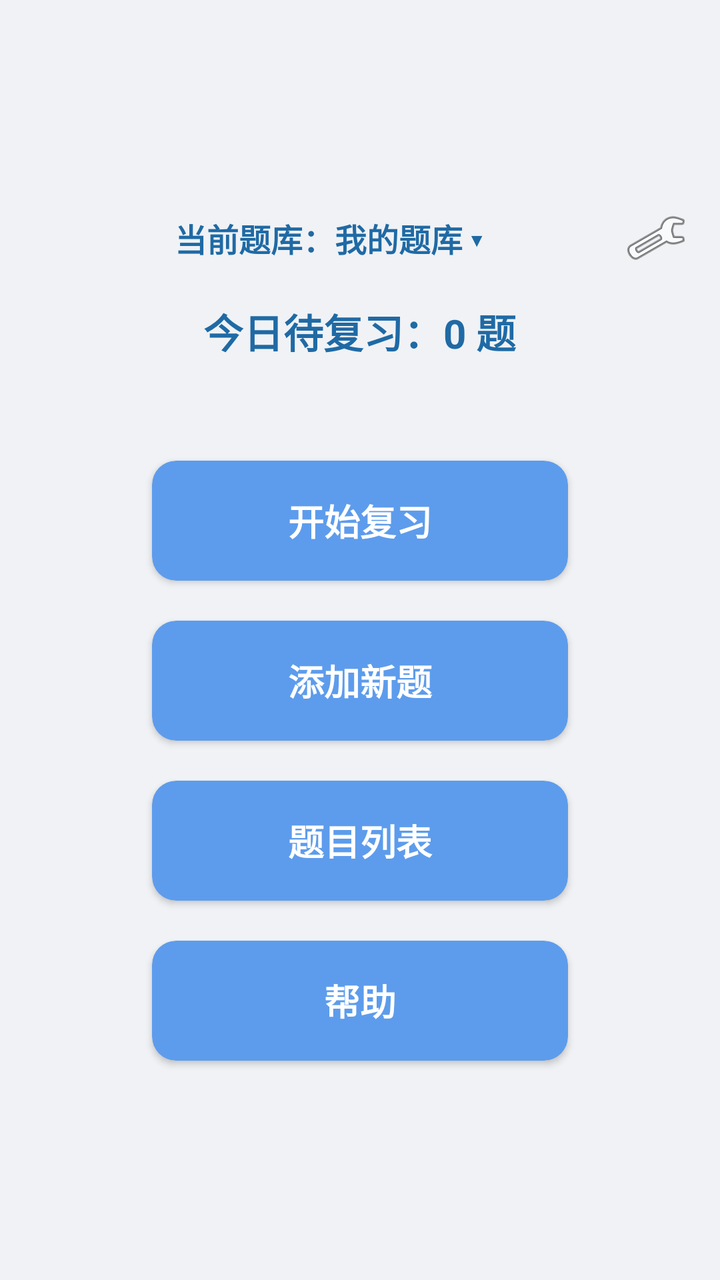
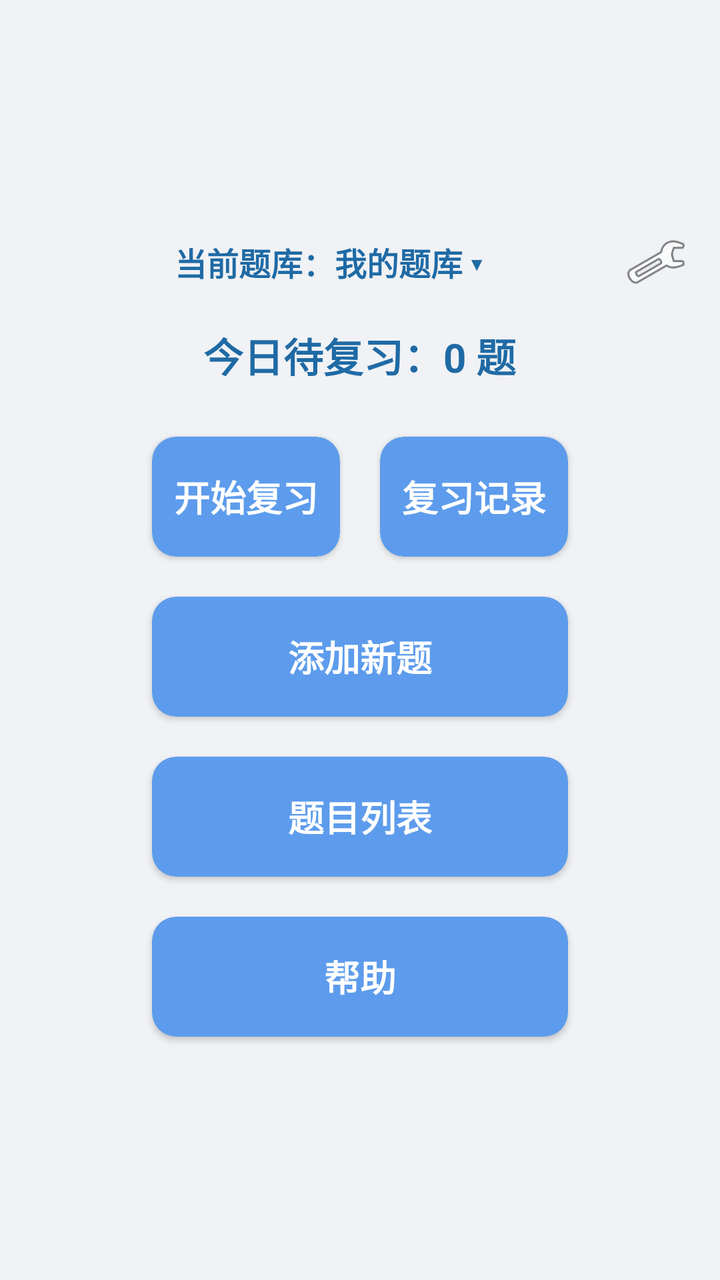

Screens rendered from an Android XML layout before and after an edit, with the pre-edit source and the edit as a unified diff.
<!-- AndroidManifest.xml: application theme Theme.Demo -->
<!-- res/layout/activity_main.xml -->
<?xml version="1.0" encoding="utf-8"?>
<LinearLayout
    xmlns:android="http://schemas.android.com/apk/res/android"
    xmlns:app="http://schemas.android.com/apk/res-auto"
    android:layout_width="match_parent"
    android:layout_height="match_parent"
    android:orientation="vertical"
    android:background="#f0f2f5"
    android:padding="16dp"
    android:gravity="center">  

    
    <LinearLayout
        android:layout_width="match_parent"
        android:layout_height="wrap_content"
        android:orientation="horizontal"
        android:gravity="center_vertical"
        android:layout_marginBottom="12dp">

        <TextView
            android:id="@+id/tv_current_bank"
            android:layout_width="0dp"
            android:layout_height="wrap_content"
            android:layout_weight="1"
            android:gravity="center"
            android:padding="8dp"
            android:text="当前题库：我的题库 ▾"
            android:textSize="16sp"
            android:textStyle="bold"
            android:textColor="#1f6aa5"/>

        <ImageView
            android:id="@+id/ic_setting"
            android:layout_width="32dp"
            android:layout_height="32dp"
            android:src="@android:drawable/ic_menu_preferences"/>
    </LinearLayout>

    
    <TextView
        android:id="@+id/tv_today_review"
        android:layout_width="wrap_content"
        android:layout_height="wrap_content"
        android:text="今日待复习：0 题"
        android:textSize="20sp"
        android:textStyle="bold"
        android:textColor="#1f6aa5"
        android:gravity="center"
        android:layout_marginBottom="40dp"/>

    
    <LinearLayout
        android:layout_width="match_parent"
        android:layout_height="wrap_content"
        android:orientation="vertical"
        android:paddingLeft="50dp"
        android:paddingRight="50dp">

        <androidx.cardview.widget.CardView
            android:clickable="true"
            android:focusable="true"
            android:id="@+id/btn_review"
            android:layout_width="match_parent"
            android:layout_height="60dp"
            android:layout_margin="10dp"
            app:cardCornerRadius="12dp"
            app:cardBackgroundColor="#5d9cec">
            <TextView
                android:layout_width="match_parent"
                android:layout_height="match_parent"
                android:text="开始复习"
                android:textColor="#FFFFFF"
                android:textSize="18sp"
                android:textStyle="bold"
                android:gravity="center"/>
        </androidx.cardview.widget.CardView>

        <androidx.cardview.widget.CardView
            android:id="@+id/btn_add"
            android:layout_width="match_parent"
            android:layout_height="60dp"
            android:layout_margin="10dp"
            app:cardCornerRadius="12dp"
            app:cardBackgroundColor="#5d9cec">
            <TextView
                android:layout_width="match_parent"
                android:layout_height="match_parent"
                android:text="添加新题"
                android:textColor="#FFFFFF"
                android:textSize="18sp"
                android:textStyle="bold"
                android:gravity="center"/>
        </androidx.cardview.widget.CardView>

        <androidx.cardview.widget.CardView
            android:id="@+id/btn_bank"
            android:layout_width="match_parent"
            android:layout_height="60dp"
            android:layout_margin="10dp"
            app:cardCornerRadius="12dp"
            app:cardBackgroundColor="#5d9cec">
            <TextView
                android:layout_width="match_parent"
                android:layout_height="match_parent"
                android:text="题目列表"
                android:textColor="#FFFFFF"
                android:textSize="18sp"
                android:textStyle="bold"
                android:gravity="center"/>
        </androidx.cardview.widget.CardView>

        <androidx.cardview.widget.CardView
            android:id="@+id/btn_help"
            android:layout_width="match_parent"
            android:layout_height="60dp"
            android:layout_margin="10dp"
            app:cardCornerRadius="12dp"
            app:cardBackgroundColor="#5d9cec">
            <TextView
                android:layout_width="match_parent"
                android:layout_height="match_parent"
                android:text="帮助"
                android:textColor="#FFFFFF"
                android:textSize="18sp"
                android:textStyle="bold"
                android:gravity="center"/>
        </androidx.cardview.widget.CardView>

    </LinearLayout>

</LinearLayout>
<!-- resources referenced by this layout -->
<resources>
  <style name="Theme.Demo" parent="Base.Theme.Demo" />
  <style name="Base.Theme.Demo" parent="Theme.Material3.DayNight.NoActionBar">
          
          
      </style>
</resources>

<!-- the commit's change to res/layout/activity_main.xml (unified diff, before → after) -->
@@ -46,7 +46,7 @@
         android:textStyle="bold"
         android:textColor="#1f6aa5"
         android:gravity="center"
-        android:layout_marginBottom="40dp"/>
+        android:layout_marginBottom="16dp"/>
 
     
     <LinearLayout
@@ -56,24 +56,53 @@
         android:paddingLeft="50dp"
         android:paddingRight="50dp">
 
-        <androidx.cardview.widget.CardView
-            android:clickable="true"
-            android:focusable="true"
-            android:id="@+id/btn_review"
+        
+        <LinearLayout
             android:layout_width="match_parent"
-            android:layout_height="60dp"
-            android:layout_margin="10dp"
-            app:cardCornerRadius="12dp"
-            app:cardBackgroundColor="#5d9cec">
-            <TextView
-                android:layout_width="match_parent"
-                android:layout_height="match_parent"
-                android:text="开始复习"
-                android:textColor="#FFFFFF"
-                android:textSize="18sp"
-                android:textStyle="bold"
-                android:gravity="center"/>
-        </androidx.cardview.widget.CardView>
+            android:layout_height="wrap_content"
+            android:orientation="horizontal">
+
+            <androidx.cardview.widget.CardView
+                android:clickable="true"
+                android:focusable="true"
+                android:id="@+id/btn_review"
+                android:layout_width="0dp"
+                android:layout_weight="1"
+                android:layout_height="60dp"
+                android:layout_margin="10dp"
+                app:cardCornerRadius="12dp"
+                app:cardBackgroundColor="#5d9cec">
+                <TextView
+                    android:layout_width="match_parent"
+                    android:layout_height="match_parent"
+                    android:text="开始复习"
+                    android:textColor="#FFFFFF"
+                    android:textSize="18sp"
+                    android:textStyle="bold"
+                    android:gravity="center"/>
+            </androidx.cardview.widget.CardView>
+
+            <androidx.cardview.widget.CardView
+                android:clickable="true"
+                android:focusable="true"
+                android:id="@+id/btn_history"
+                android:layout_width="0dp"
+                android:layout_weight="1"
+                android:layout_height="60dp"
+                android:layout_margin="10dp"
+                app:cardCornerRadius="12dp"
+                app:cardBackgroundColor="#5d9cec">
+                <TextView
+                    android:layout_width="match_parent"
+                    android:layout_height="match_parent"
+                    android:text="复习记录"
+                    android:textColor="#FFFFFF"
+                    android:textSize="18sp"
+                    android:textStyle="bold"
+                    android:gravity="center"/>
+            </androidx.cardview.widget.CardView>
+
+        </LinearLayout>
 
         <androidx.cardview.widget.CardView
             android:id="@+id/btn_add"
